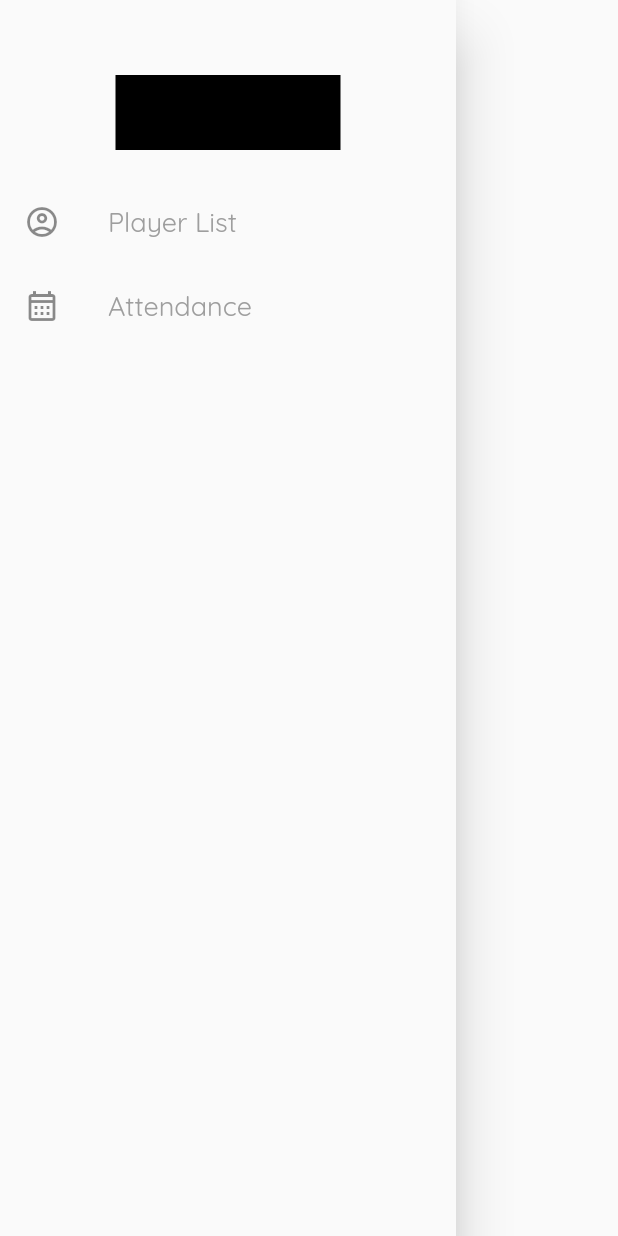
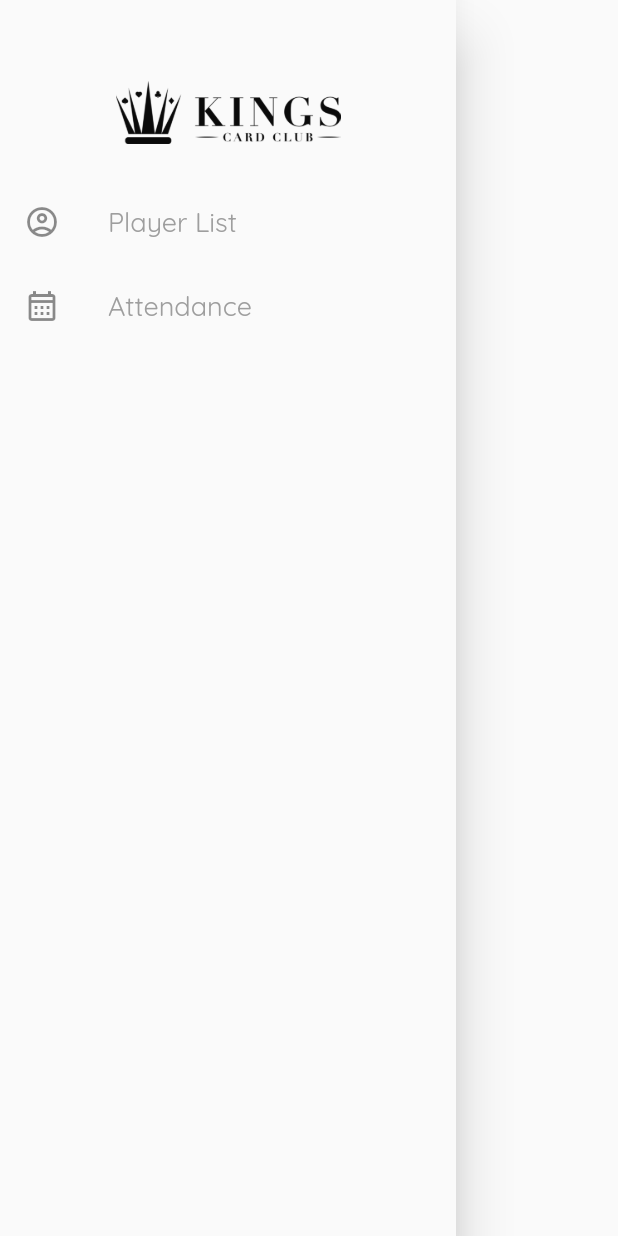
Before and after one commit to lansoyyy/kcc_management_software, a Flutter app: the DrawerWidget widget shown alone on an empty page, opened directly, on a phone screen of 412 x 824 dp. Run offline on Flutter 3.47's test engine with Material 2 defaults, Android fonts, the phone set to English and light mode, and no system bars; our stand-ins replace cloud_firestore, firebase_core, firebase_storage, printing; missing offline and left inert: dart:html; accounts and stored records are empty.

Commit message:
added logos and banners

```diff
--- a/lib/main.dart
+++ b/lib/main.dart
@@ -1,6 +1,6 @@
 import 'package:firebase_core/firebase_core.dart';
 import 'package:flutter/material.dart';
-import 'package:kcc_management_software/screens/login_screen.dart';
+import 'package:kcc_management_software/screens/playerlist_screen.dart';
 
 void main() async {
   WidgetsFlutterBinding.ensureInitialized();
@@ -22,7 +22,7 @@ class MyApp extends StatelessWidget {
   Widget build(BuildContext context) {
     return const MaterialApp(
       title: 'KCC Management Software',
-      home: LoginScreen(),
+      home: PlayerListScreen(),
     );
   }
 }
--- a/lib/screens/attendance_screen.dart
+++ b/lib/screens/attendance_screen.dart
@@ -63,7 +63,11 @@ class _AttendanceScreenState extends State<AttendanceScreen> {
                         Container(
                           height: 50,
                           width: 150,
-                          color: Colors.black,
+                          decoration: const BoxDecoration(
+                            image: DecorationImage(
+                                image:
+                                    AssetImage('assets/images/Asset 8@4x.png')),
+                          ),
                         ),
                         Padding(
                           padding: const EdgeInsets.only(right: 100),
--- a/lib/screens/playerlist_screen.dart
+++ b/lib/screens/playerlist_screen.dart
@@ -80,7 +80,11 @@ class _PlayerListScreenState extends State<PlayerListScreen> {
                         Container(
                           height: 50,
                           width: 150,
-                          color: Colors.black,
+                          decoration: const BoxDecoration(
+                            image: DecorationImage(
+                                image:
+                                    AssetImage('assets/images/Asset 8@4x.png')),
+                          ),
                         ),
                         Padding(
                           padding: const EdgeInsets.only(right: 100),
--- a/lib/widgets/drawer_widget.dart
+++ b/lib/widgets/drawer_widget.dart
@@ -17,7 +17,10 @@ class DrawerWidget extends StatelessWidget {
           Container(
             height: 50,
             width: 150,
-            color: Colors.black,
+            decoration: const BoxDecoration(
+              image: DecorationImage(
+                  image: AssetImage('assets/images/Asset 8@4x.png')),
+            ),
           ),
           const SizedBox(
             height: 20,
```
Also changed, not shown: lib/screens/login_screen.dart (+6 -8 lines).
